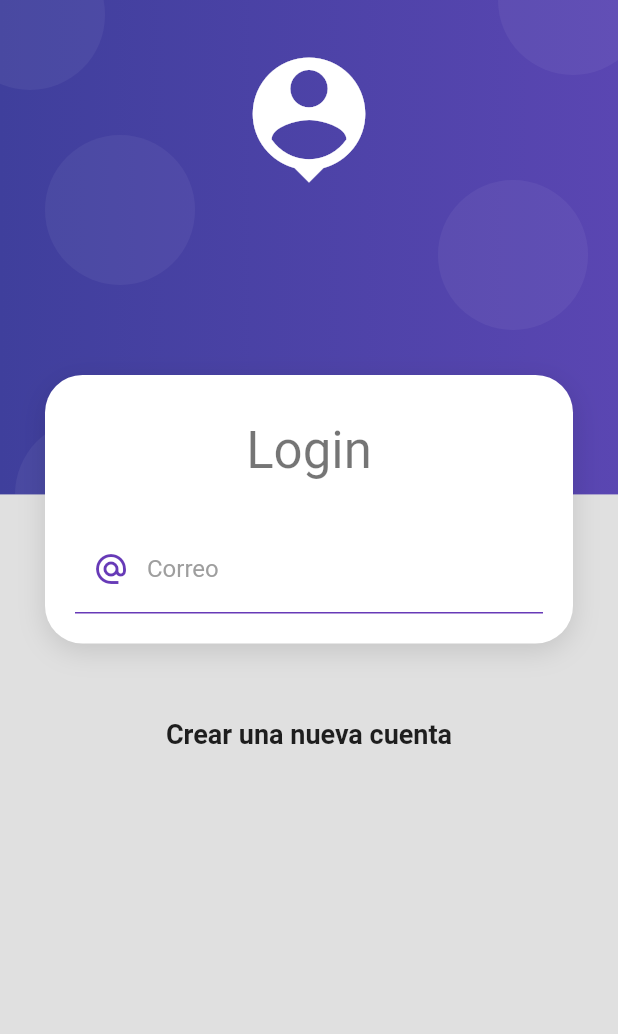
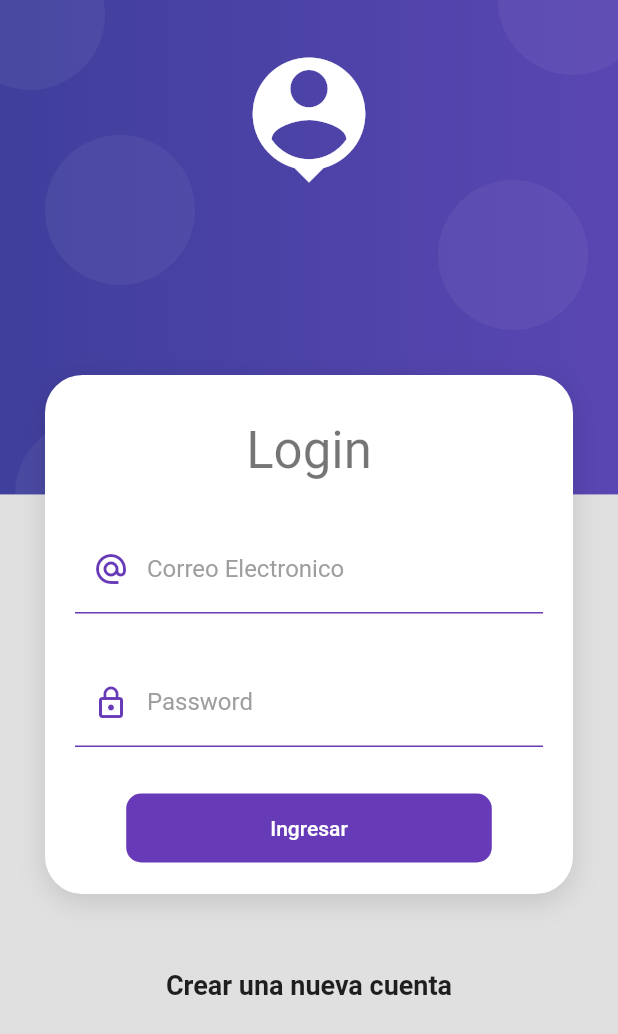
Before and after one commit to isamed92/form-validation-flutter, a Flutter app: the screen it shows after launch, on a phone screen of 412 x 824 dp. Shown: the top 1034 px of the screen. Run offline on Flutter 3.47's test engine with Material 2 defaults, Android fonts, the phone set to English and light mode, and no system bars.

Commit message:
add material button and input decoration

```diff
--- a/lib/screens/login_screen.dart
+++ b/lib/screens/login_screen.dart
@@ -1,4 +1,5 @@
 import 'package:flutter/material.dart';
+import 'package:productos_app/ui/input_decorations.dart';
 import 'package:productos_app/widgets/widgets.dart';
 
 class LoginScreen extends StatelessWidget {
@@ -28,10 +29,10 @@ class LoginScreen extends StatelessWidget {
             _LoginForm()
           ]),
         ),
-        SizedBox(
+        const SizedBox(
           height: 50,
         ),
-        Text(
+        const Text(
           'Crear una nueva cuenta',
           style: TextStyle(fontSize: 18, fontWeight: FontWeight.bold),
         )
@@ -52,18 +53,42 @@ class _LoginForm extends StatelessWidget {
           TextFormField(
             autocorrect: false,
             keyboardType: TextInputType.emailAddress,
-            decoration: const InputDecoration(
-                enabledBorder: UnderlineInputBorder(
-                    borderSide: BorderSide(color: Colors.deepPurple)),
-                focusedBorder: UnderlineInputBorder(
-                    borderSide: BorderSide(color: Colors.deepPurple, width: 2)),
+            decoration: InputDecorations.authInputDecoration(
                 hintText: 'john.doe@email.com',
-                labelStyle: TextStyle(color: Colors.grey),
-                prefixIcon: Icon(
-                  Icons.alternate_email_sharp,
-                  color: Colors.deepPurple,
-                ),
-                labelText: 'Correo'),
+                labelText: 'Correo Electronico',
+                prefixIcon: Icons.alternate_email_sharp),
+          ),
+          const SizedBox(
+            height: 30,
+          ),
+          TextFormField(
+            autocorrect: false,
+            obscureText: true,
+            keyboardType: TextInputType.emailAddress,
+            decoration: InputDecorations.authInputDecoration(
+                hintText: '********',
+                labelText: 'Password',
+                prefixIcon: Icons.lock_outline),
+          ),
+          const SizedBox(
+            height: 30,
+          ),
+          MaterialButton(
+            shape:
+                RoundedRectangleBorder(borderRadius: BorderRadius.circular(10)),
+            disabledColor: Colors.grey,
+            elevation: 0,
+            color: Colors.deepPurple,
+            child: Container(
+              padding: const EdgeInsets.symmetric(horizontal: 80, vertical: 15),
+              child: const Text(
+                'Ingresar',
+                style: TextStyle(color: Colors.white),
+              ),
+            ),
+            onPressed: () {
+              // todo login form
+            },
           )
         ],
       )),
--- /dev/null
+++ b/lib/ui/input_decorations.dart
@@ -0,0 +1,20 @@
+import 'package:flutter/material.dart';
+
+class InputDecorations {
+  static InputDecoration authInputDecoration(
+      {required String hintText,
+      required String labelText,
+      IconData? prefixIcon}) {
+    return InputDecoration(
+        enabledBorder: const UnderlineInputBorder(
+            borderSide: BorderSide(color: Colors.deepPurple)),
+        focusedBorder: const UnderlineInputBorder(
+            borderSide: BorderSide(color: Colors.deepPurple, width: 2)),
+        hintText: hintText,
+        labelStyle: const TextStyle(color: Colors.grey),
+        prefixIcon: prefixIcon != null
+            ? Icon(prefixIcon, color: Colors.deepPurple)
+            : null,
+        labelText: labelText);
+  }
+}
```
